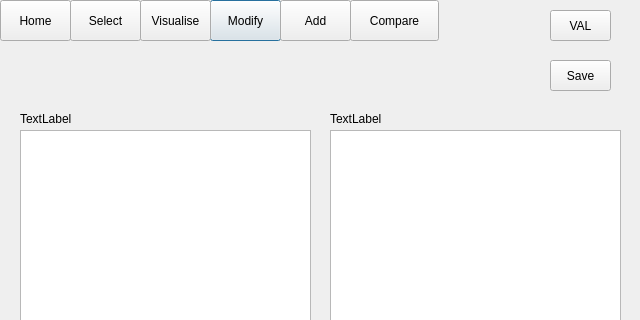
Qt form comparison.ui (ariannabettin/FYPArianna) before a commit; both pictures show x 0 to 640 and y 0 to 320 of the 640 by 480 pixel window.
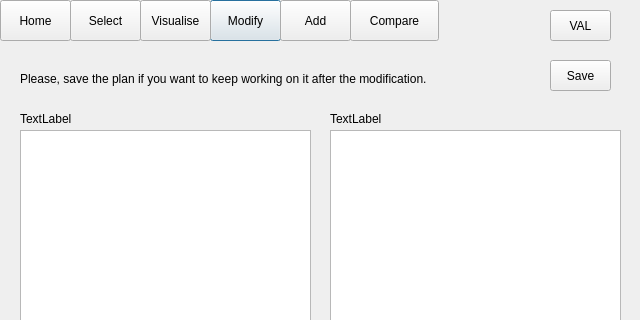
The same form after that commit.

Patch:
```diff
--- a/comparison.ui
+++ b/comparison.ui
@@ -163,6 +163,19 @@
     <string>Save</string>
    </property>
   </widget>
+  <widget class="QLabel" name="instruction">
+   <property name="geometry">
+    <rect>
+     <x>20</x>
+     <y>70</y>
+     <width>531</width>
+     <height>17</height>
+    </rect>
+   </property>
+   <property name="text">
+    <string>Please, save the plan if you want to keep working on it after the modification.</string>
+   </property>
+  </widget>
  </widget>
  <resources/>
  <connections/>
```
Left out of the diff: 51 changed lines with no effect on the pictures.
